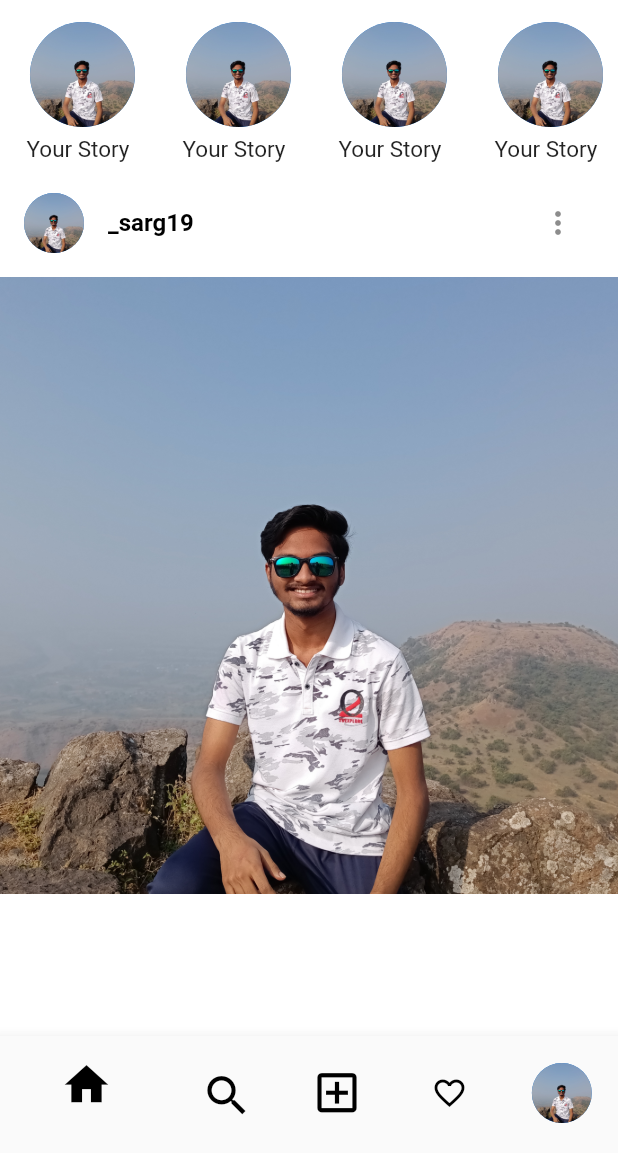
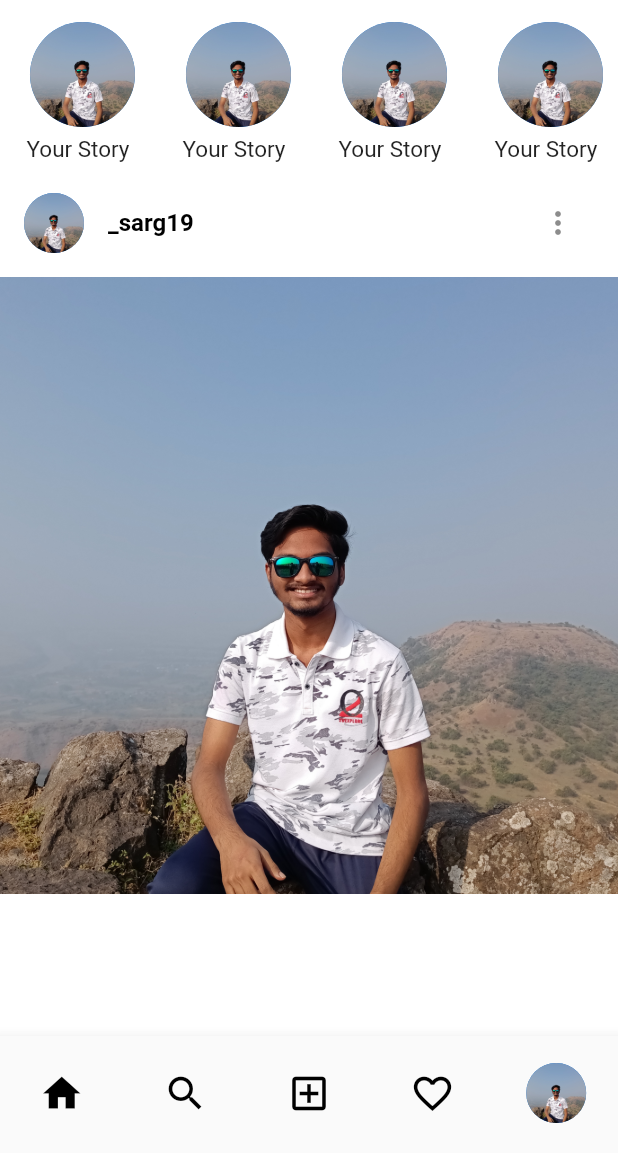
Before and after one commit to sarg19/Insta-clone, a Flutter app: the HomePage screen opened directly, on a phone screen of 412 x 824 dp, the part 83-1236 px from its top. Run offline on Flutter 3.47's test engine with Material 2 defaults, Android fonts, the phone set to English and light mode, and no system bars; our stand-ins replace firebase_auth, firebase_core, fluttertoast; accounts and stored records are empty.

Commit message:
Fixed bottom navigation bar

```diff
--- a/lib/Homepage.dart
+++ b/lib/Homepage.dart
@@ -19,22 +19,30 @@ class _HomePageState extends State<HomePage> {
   @override
   Widget build(BuildContext context) {
     return Scaffold(
-        bottomNavigationBar: BottomNavigationBar(items: [
+        bottomNavigationBar: SizedBox(
+          // height: 78,
+          child: BottomNavigationBar(
+            type: BottomNavigationBarType.fixed,
+            showSelectedLabels: false,
+            showUnselectedLabels: false,
+            // iconSize: 20,
+            items: [
               BottomNavigationBarItem(
                 icon: IconButton(
                     onPressed: () {},
                     icon: Icon(
                       Icons.home,
                       color: Colors.black,
-                    size: 35.0,
+                      size: 30.0,
                     )),
-              label: ''),
+                label: ''
+              ),
               BottomNavigationBarItem(
               icon: IconButton(
                 icon: Icon(
                   Icons.search,
                   color: Colors.black,
-                size: 35.0,
+                  size: 30.0,
                 ),
                 onPressed: () {
                   Navigator.push(
@@ -49,17 +57,20 @@ class _HomePageState extends State<HomePage> {
                 icon: Icon(
                   Icons.add_box_outlined,
                   color: Colors.black,
-                size: 35.0,
+                  size: 30.0,
                 ),
-              label: ''),
+                label: ''
+              ),
               BottomNavigationBarItem(
                 icon: IconButton(
                     onPressed: () {},
                     icon: Icon(
                       Icons.favorite_outline_outlined,
                       color: Colors.black,
+                      size: 30.0,
                     )),
-              label: ''),
+                label: ''
+              ),
               BottomNavigationBarItem(
                 icon: GestureDetector(
                   child: CircleAvatar(
@@ -72,8 +83,10 @@ class _HomePageState extends State<HomePage> {
                     );
                   },
                 ),
-              label: '')
+                label: ''
+              )
           ]),
+        ),
         backgroundColor: Colors.white,
         appBar: AppBar(
           elevation: 0.0,
@@ -391,12 +404,13 @@ class _PostState extends State<Post> {
             //   _hasBeenPressed5 = !_hasBeenPressed5;
             // })
             },
-            icon: Icon(Icons.favorite_border_outlined, color: Colors.black, size: 30.0,),),
+            icon: Icon(Icons.favorite_border_outlined, color: Colors.black, size: 30.0,),
+          ),
           title: Row(
             mainAxisAlignment: MainAxisAlignment.start,
             children: [
-              IconButton(onPressed: (){}, icon: Image.asset('assets/images/instagramcommenticon.png', width: 27.0, height: 27.0,)),
-              IconButton(onPressed: (){}, icon: Image.asset('assets/images/instagramshareicon.png', width: 27.0, height: 27.0,)),
+              IconButton(onPressed: (){}, icon: Image.asset('assets/images/instagramcommenticon.png', width: 25.0, height: 25.0,)),
+              IconButton(onPressed: (){}, icon: Image.asset('assets/images/instagramshareicon.png', width: 25.0, height: 25.0,)),
             ],
           ),
           trailing: IconButton(onPressed: (){}, icon: Icon(Icons.bookmark_border, color: Colors.black, size: 30.0,)),
```
Also changed, not shown: lib/main.dart (+10 -0 lines). Lines whose indentation alone changed are shown as unchanged.
